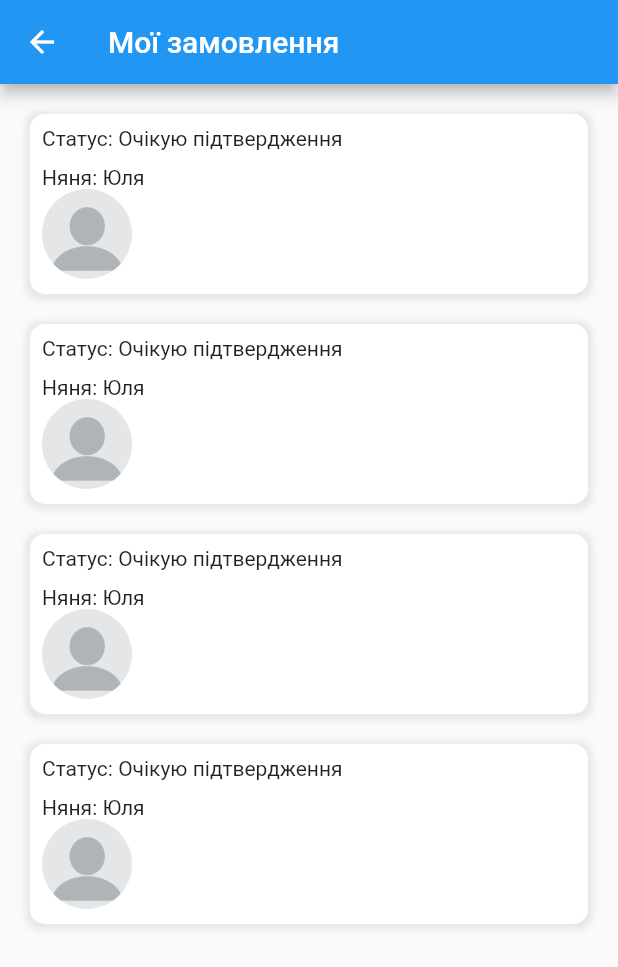
After one commit to ascentman/nanny, a Flutter app: the OrdersScreen screen opened by its route, on a phone screen of 412 x 824 dp. The commit adds this screen. Shown: the top 967 px of the screen. Run offline on Flutter 3.47's test engine with Material 2 defaults, Android fonts, the phone set to English and light mode, and no system bars; our stand-ins replace cloud_firestore, contained_tab_bar_view, firebase_auth, firebase_core, flutter_image_slideshow, get_it; missing offline and left inert: time_range_picker; accounts and stored records are empty.

Commit message:
orders WIP

```diff
--- a/lib/main.dart
+++ b/lib/main.dart
@@ -1,6 +1,7 @@
 import 'package:firebase_core/firebase_core.dart';
 import 'package:flutter/material.dart';
 import 'package:flutter_localizations/flutter_localizations.dart';
+import 'package:nanny/screens/orders_screen.dart';
 import 'package:nanny/screens/register_screen.dart';
 import 'package:nanny/service/locator_service.dart';
 import 'package:nanny/viewmodel/nannies_view_model.dart';
@@ -61,6 +62,7 @@ class MyApp extends StatelessWidget {
         NannyScreen.id: (context) => const NannyScreen(),
         NannyScreen.id: (context) => const NannyScreen(),
         RegisterScreen.id: (context) => const RegisterScreen(),
+        OrdersScreen.id: (context) => const OrdersScreen(),
       },
     );
   }
--- a/lib/screens/nannies_screen.dart
+++ b/lib/screens/nannies_screen.dart
@@ -112,7 +112,7 @@ class _NanniesScreenState extends State<NanniesScreen> {
                               mainAxisAlignment: MainAxisAlignment.spaceBetween,
                               children: [
                                 Text(
-                                    'Доступно ${viewModel.nannies.length} няні у м.Тальне'),
+                                    'Доступно ${viewModel.getNanniesCount()} у м.Тальне'),
                                 TextButton.icon(
                                   onPressed: () {
                                     Navigator.pushNamed(
@@ -265,6 +265,6 @@ class SliverPersistentHeaderWidget extends SliverPersistentHeaderDelegate {
 
   @override
   bool shouldRebuild(SliverPersistentHeaderDelegate oldDelegate) {
-    return false;
+    return true;
   }
 }
--- /dev/null
+++ b/lib/screens/orders_screen.dart
@@ -0,0 +1,94 @@
+import 'package:flutter/cupertino.dart';
+import 'package:flutter/material.dart';
+
+class OrdersScreen extends StatelessWidget {
+  static String id = 'orders';
+  const OrdersScreen({Key? key}) : super(key: key);
+
+  @override
+  Widget build(BuildContext context) {
+    return Scaffold(
+      appBar: AppBar(
+        title: Text('Мої замовлення'),
+      ),
+      body: SafeArea(
+        child: SingleChildScrollView(
+          child: ListView.builder(
+            padding: const EdgeInsets.only(top: 10),
+            shrinkWrap: true,
+            itemCount: 4, //entries.length,
+            itemBuilder: (BuildContext context, int index) {
+              return OrderTile();
+            },
+          ),
+        ),
+      ),
+    );
+  }
+}
+
+class OrderTile extends StatelessWidget {
+  const OrderTile({Key? key}) : super(key: key);
+
+  @override
+  Widget build(BuildContext context) {
+    return Padding(
+      padding: const EdgeInsets.symmetric(vertical: 10, horizontal: 20),
+      child: Container(
+        height: 120,
+        width: double.infinity,
+        decoration: BoxDecoration(
+          color: Colors.white,
+          borderRadius: const BorderRadius.all(
+            Radius.circular(10),
+          ),
+          boxShadow: [
+            BoxShadow(
+              color: Colors.grey.withOpacity(0.2),
+              spreadRadius: 3,
+              blurRadius: 3,
+              offset: const Offset(0, 1), // changes position of shadow
+            ),
+          ],
+        ),
+        child: Row(
+          children: [
+            Padding(
+              padding: const EdgeInsets.all(8),
+              child: Column(
+                crossAxisAlignment: CrossAxisAlignment.start,
+                children: [
+                  Row(
+                    mainAxisAlignment: MainAxisAlignment.start,
+                    children: [
+                      Text('Статус: '),
+                      Text('Очікую підтвердження'),
+                    ],
+                  ),
+                  const SizedBox(
+                    height: 10,
+                  ),
+                  Row(
+                    mainAxisAlignment: MainAxisAlignment.start,
+                    children: [
+                      Text('Няня: '),
+                      Text('Юля'),
+                    ],
+                  ),
+                  ClipRRect(
+                    borderRadius: BorderRadius.circular(30.0),
+                    child: Image.asset(
+                      'assets/images/profile.png',
+                      width: 60,
+                      height: 60,
+                    ),
+                  ),
+                ],
+              ),
+            ),
+          ],
+        ),
+      ),
+    );
+  }
+}
--- a/lib/viewmodel/register_view_model.dart
+++ b/lib/viewmodel/register_view_model.dart
@@ -33,7 +33,7 @@ class RegisterViewModel with ChangeNotifier implements IRegisterViewModel {
 
   RegisterViewModel({required IRegisterRepo repo})
       : _repo = repo,
-        _isSignInFlow = true;
+        _isSignInFlow = false;
 
   @override
   bool get isSignInFlow => _isSignInFlow;
--- a/pubspec.yaml
+++ b/pubspec.yaml
@@ -22,7 +22,7 @@ dependencies:
   time_range_picker: ^2.0.1
   contained_tab_bar_view: ^0.8.0
   flutter_image_slideshow: ^0.1.2
-  progress_state_button: ^1.0.4
+  cool_alert: ^1.1.0
 
 dev_dependencies:
   flutter_test:
```
Also changed, not shown: lib/screens/register_screen.dart (+63 -15 lines), lib/viewmodel/nannies_view_model.dart (+15 -0 lines), lib/viewmodel/nanny_view_model.dart (+6 -11 lines), pubspec.lock.
